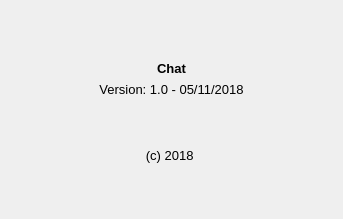
First picture: the form in QTClient/Ui/DialogAboutProgrammName.ui, repository icarazob/TCPVideoChatQT, before the edit.
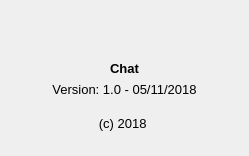
Second picture: the form after the edit.

```diff
--- a/QTClient/Ui/DialogAboutProgrammName.ui
+++ b/QTClient/Ui/DialogAboutProgrammName.ui
@@ -6,14 +6,14 @@
    <rect>
     <x>0</x>
     <y>0</y>
-    <width>343</width>
-    <height>219</height>
+    <width>249</width>
+    <height>156</height>
    </rect>
   </property>
   <property name="minimumSize">
    <size>
-    <width>343</width>
-    <height>219</height>
+    <width>249</width>
+    <height>156</height>
    </size>
   </property>
   <property name="windowTitle">
```
Left out of the diff: 2 changed lines with no effect on the pictures.
